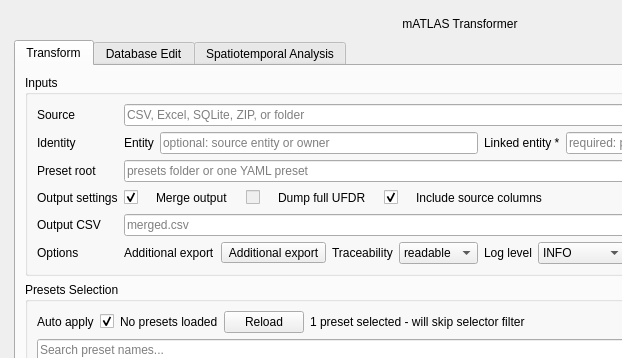
Ben0x0a/mATLAS, file gui/main_window.ui: the form before one commit; both pictures show x 0 to 622 and y 0 to 358 of the 920 by 835 pixel window.
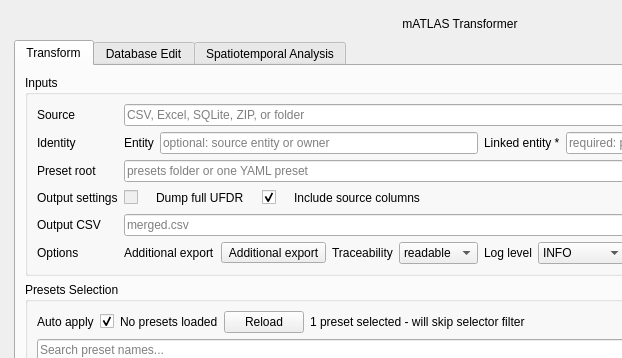
The form after the commit. Custom widgets are drawn as their Qt base class.

Commit message:
one file per format: drop merge/split output modes everywhere
Every exporter now writes a single file (the preset_id column separates
presets); ExportContext loses 'merge' and csv_flat its split path. The
case database becomes the primary ProcessResult output (output_case_db,
always written); process() and the CLI lose --merge and gain --case for
an optional human case label. GUI loses the merge-output control.

Patch:
```diff
--- a/gui/main_window.ui
+++ b/gui/main_window.ui
@@ -233,23 +233,6 @@
          <property name="spacing">
           <number>18</number>
          </property>
-         <item>
-         <widget class="QCheckBox" name="mergeOutputsCheck">
-           <property name="text">
-            <string/>
-           </property>
-           <property name="checked">
-            <bool>true</bool>
-           </property>
-          </widget>
-         </item>
-         <item>
-          <widget class="QLabel" name="mergeOutputLabel">
-           <property name="text">
-            <string>Merge output</string>
-           </property>
-          </widget>
-         </item>
          <item>
           <widget class="QCheckBox" name="dumpFullUfdrCheck">
            <property name="text">
```
The commit also changes 21 other files.
